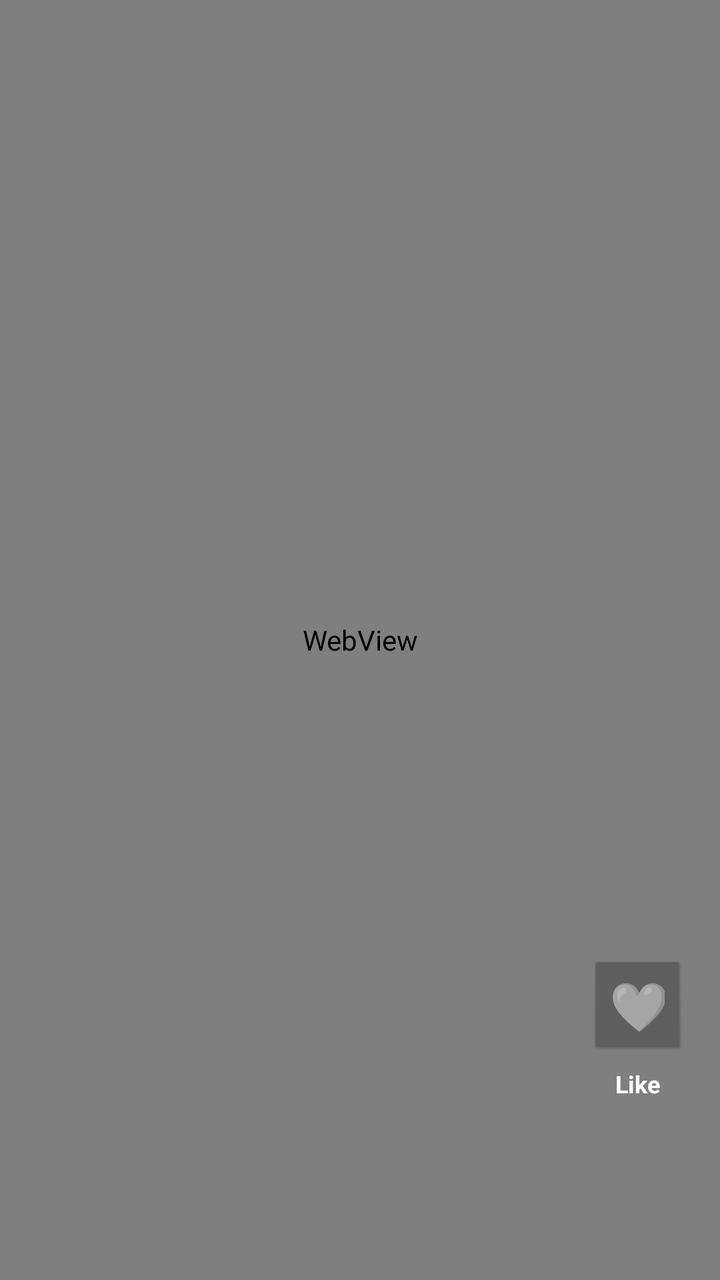
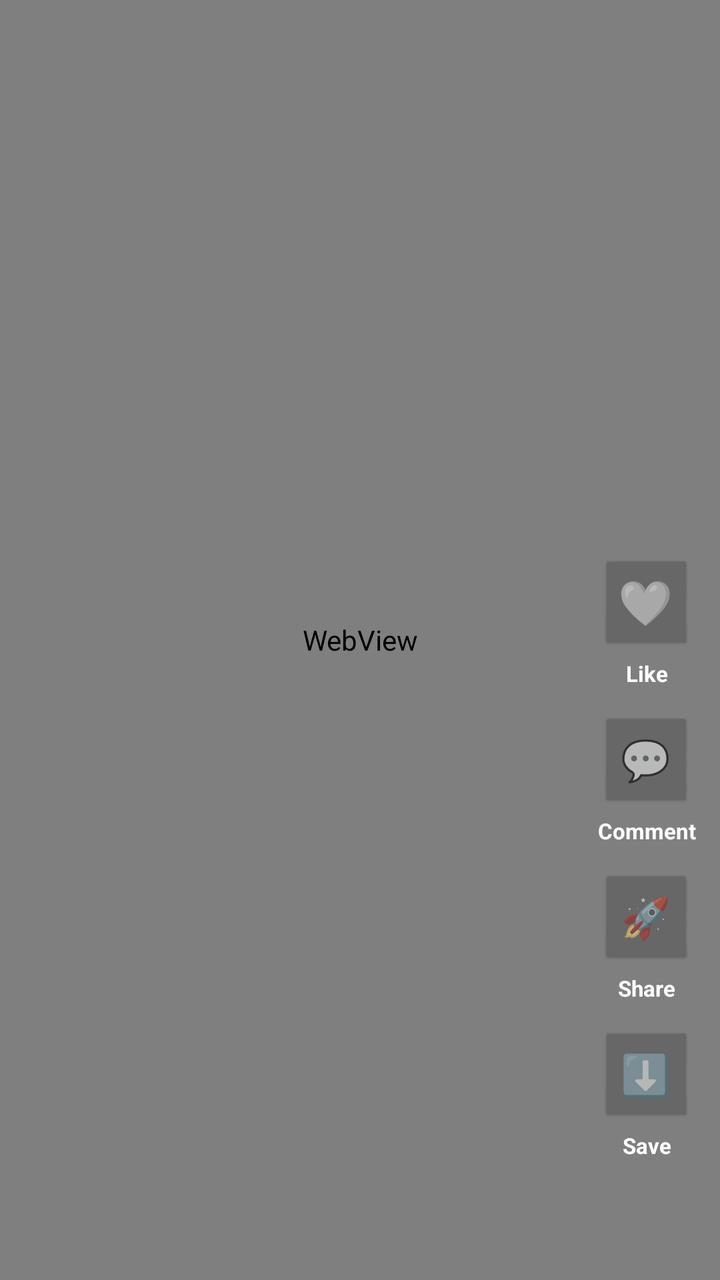

Screens rendered from an Android XML layout before and after an edit, with the pre-edit source and the edit as a unified diff.
<!-- AndroidManifest.xml: application theme Theme.AppCompat.Light.NoActionBar -->
<!-- res/layout/item_reel.xml -->
<?xml version="1.0" encoding="utf-8"?>
<RelativeLayout xmlns:android="http://schemas.android.com/apk/res/android"
    android:layout_width="match_parent"
    android:layout_height="match_parent"
    android:background="#000000">

    
    <WebView
        android:id="@+id/reelWebView"
        android:layout_width="match_parent"
        android:layout_height="match_parent" />

    
    <ProgressBar
        android:id="@+id/reelLoader"
        android:layout_width="wrap_content"
        android:layout_height="wrap_content"
        android:layout_centerInParent="true"
        android:indeterminateTint="#FF0055" />

    
    <LinearLayout
        android:layout_width="wrap_content"
        android:layout_height="wrap_content"
        android:layout_alignParentEnd="true"
        android:layout_alignParentBottom="true"
        android:layout_marginEnd="16dp"
        android:layout_marginBottom="90dp"
        android:gravity="center_horizontal"
        android:orientation="vertical">

        
        <TextView
            android:id="@+id/btnLike"
            android:layout_width="50dp"
            android:layout_height="50dp"
            android:background="@android:drawable/btn_default"
            android:backgroundTint="#44000000"
            android:gravity="center"
            android:text="🤍"
            android:textSize="24sp" />

        <TextView
            android:id="@+id/tvLikeCount"
            android:layout_width="wrap_content"
            android:layout_height="wrap_content"
            android:layout_marginTop="4dp"
            android:text="Like"
            android:textColor="#FFFFFF"
            android:textSize="12sp"
            android:textStyle="bold" />

    </LinearLayout>

</RelativeLayout>
<!-- resources referenced by this layout -->
<resources>

</resources>

<!-- the commit's change to res/layout/item_reel.xml (unified diff, before → after) -->
@@ -24,30 +24,94 @@
         android:layout_height="wrap_content"
         android:layout_alignParentEnd="true"
         android:layout_alignParentBottom="true"
-        android:layout_marginEnd="16dp"
-        android:layout_marginBottom="90dp"
+        android:layout_marginEnd="12dp"
+        android:layout_marginBottom="60dp"
         android:gravity="center_horizontal"
         android:orientation="vertical">
 
         
         <TextView
             android:id="@+id/btnLike"
-            android:layout_width="50dp"
-            android:layout_height="50dp"
+            android:layout_width="48dp"
+            android:layout_height="48dp"
             android:background="@android:drawable/btn_default"
-            android:backgroundTint="#44000000"
+            android:backgroundTint="#33000000"
             android:gravity="center"
             android:text="🤍"
-            android:textSize="24sp" />
+            android:textSize="22sp" />
 
         <TextView
             android:id="@+id/tvLikeCount"
             android:layout_width="wrap_content"
             android:layout_height="wrap_content"
-            android:layout_marginTop="4dp"
+            android:layout_marginTop="2dp"
+            android:layout_marginBottom="14dp"
             android:text="Like"
             android:textColor="#FFFFFF"
-            android:textSize="12sp"
+            android:textSize="11sp"
+            android:textStyle="bold" />
+
+        
+        <TextView
+            android:id="@+id/btnComment"
+            android:layout_width="48dp"
+            android:layout_height="48dp"
+            android:background="@android:drawable/btn_default"
+            android:backgroundTint="#33000000"
+            android:gravity="center"
+            android:text="💬"
+            android:textSize="20sp" />
+
+        <TextView
+            android:id="@+id/tvCommentCount"
+            android:layout_width="wrap_content"
+            android:layout_height="wrap_content"
+            android:layout_marginTop="2dp"
+            android:layout_marginBottom="14dp"
+            android:text="Comment"
+            android:textColor="#FFFFFF"
+            android:textSize="11sp"
+            android:textStyle="bold" />
+
+        
+        <TextView
+            android:id="@+id/btnShare"
+            android:layout_width="48dp"
+            android:layout_height="48dp"
+            android:background="@android:drawable/btn_default"
+            android:backgroundTint="#33000000"
+            android:gravity="center"
+            android:text="🚀"
+            android:textSize="20sp" />
+
+        <TextView
+            android:layout_width="wrap_content"
+            android:layout_height="wrap_content"
+            android:layout_marginTop="2dp"
+            android:layout_marginBottom="14dp"
+            android:text="Share"
+            android:textColor="#FFFFFF"
+            android:textSize="11sp"
+            android:textStyle="bold" />
+
+        
+        <TextView
+            android:id="@+id/btnDownload"
+            android:layout_width="48dp"
+            android:layout_height="48dp"
+            android:background="@android:drawable/btn_default"
+            android:backgroundTint="#33000000"
+            android:gravity="center"
+            android:text="⬇️"
+            android:textSize="20sp" />
+
+        <TextView
+            android:layout_width="wrap_content"
+            android:layout_height="wrap_content"
+            android:layout_marginTop="2dp"
+            android:text="Save"
+            android:textColor="#FFFFFF"
+            android:textSize="11sp"
             android:textStyle="bold" />
 
     </LinearLayout>
